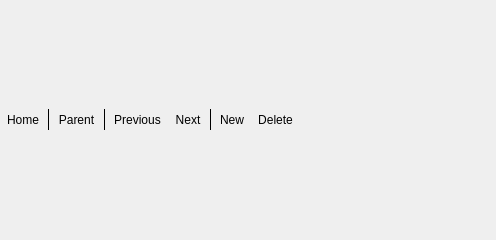
Qt form src/ui/organise/filebrowserwindow.ui (opencor/opencor) before a commit.
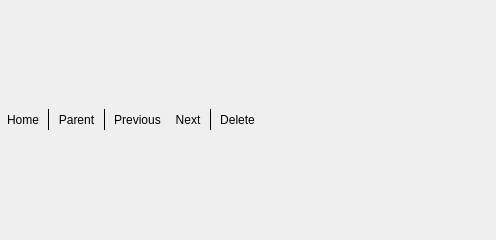
The same form after that commit. Icons and pictures are not drawn.

Commit message: Added a drop-down menu to the New button in the file browser window. Need to improve the style sheet for QToolButton though since it doesn't currently handle drop-down menus.

```diff
--- a/src/ui/organise/filebrowserwindow.ui
+++ b/src/ui/organise/filebrowserwindow.ui
@@ -138,22 +138,6 @@
         </property>
        </widget>
       </item>
-      <item>
-       <widget class="QToolButton" name="newButton">
-        <property name="text">
-         <string>New</string>
-        </property>
-        <property name="iconSize">
-         <size>
-          <width>20</width>
-          <height>20</height>
-         </size>
-        </property>
-        <property name="autoRaise">
-         <bool>true</bool>
-        </property>
-       </widget>
-      </item>
       <item>
        <widget class="QToolButton" name="deleteButton">
         <property name="text">
```
Left out of the diff: 26 changed lines with no effect on the pictures. The commit also changes 3 other files.
